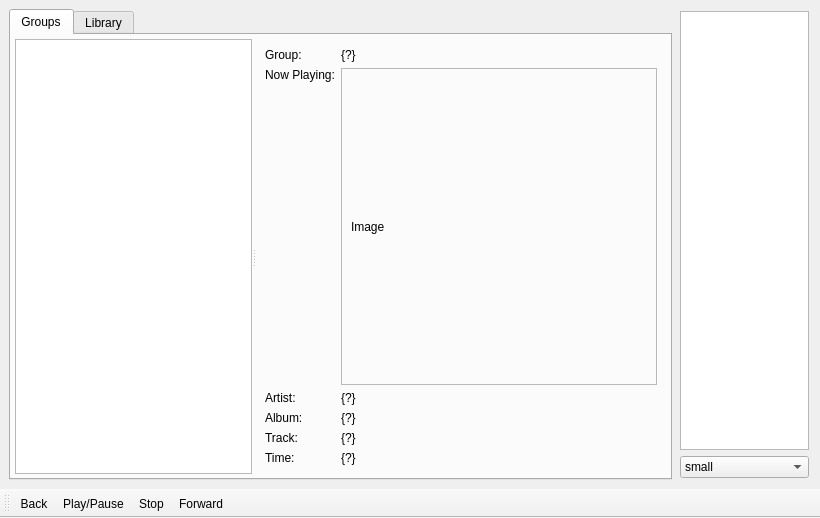
First picture: the form in main_interface.ui, repository aglavic/sonos_library_browser, before the edit.
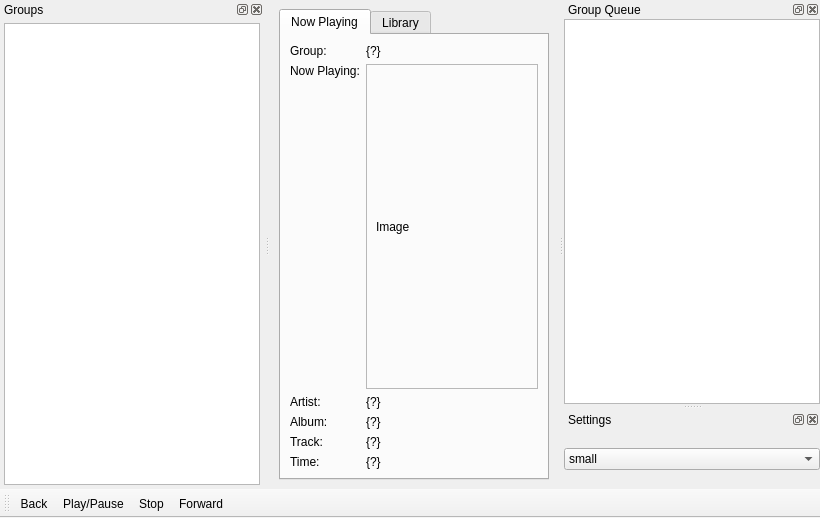
Second picture: the form after the edit. Custom widgets are drawn as their Qt base class.

Commit message: Improvement of album display

```diff
--- a/main_interface.ui
+++ b/main_interface.ui
@@ -28,35 +28,10 @@
       </property>
       <widget class="QWidget" name="tab">
        <attribute name="title">
-        <string>Groups</string>
+        <string>Now Playing</string>
        </attribute>
-       <layout class="QVBoxLayout" name="verticalLayout_4">
+       <layout class="QHBoxLayout" name="horizontalLayout_2">
         <property name="leftMargin">
-         <number>4</number>
-        </property>
-        <property name="topMargin">
-         <number>4</number>
-        </property>
-        <property name="rightMargin">
-         <number>4</number>
-        </property>
-        <property name="bottomMargin">
-         <number>4</number>
-        </property>
-        <item>
-         <widget class="QSplitter" name="splitter">
-          <property name="orientation">
-           <enum>Qt::Horizontal</enum>
-          </property>
-          <widget class="QWidget" name="widget" native="true">
-           <property name="sizePolicy">
-            <sizepolicy hsizetype="Preferred" vsizetype="Preferred">
-             <horstretch>1</horstretch>
-             <verstretch>0</verstretch>
-            </sizepolicy>
-           </property>
-           <layout class="QVBoxLayout" name="verticalLayout_2">
-            <property name="leftMargin">
              <number>0</number>
             </property>
             <property name="topMargin">
@@ -69,14 +44,6 @@
              <number>0</number>
             </property>
             <item>
-             <widget class="QListWidget" name="groupList">
-              <property name="selectionBehavior">
-               <enum>QAbstractItemView::SelectItems</enum>
-              </property>
-             </widget>
-            </item>
-           </layout>
-          </widget>
           <widget class="QFrame" name="frame_2">
            <property name="sizePolicy">
             <sizepolicy hsizetype="Preferred" vsizetype="Preferred">
@@ -258,7 +225,6 @@
             </item>
            </layout>
           </widget>
-         </widget>
         </item>
        </layout>
       </widget>
@@ -296,65 +262,6 @@
       </widget>
      </widget>
     </item>
-    <item>
-     <widget class="QWidget" name="widget_2" native="true">
-      <property name="sizePolicy">
-       <sizepolicy hsizetype="Expanding" vsizetype="Expanding">
-        <horstretch>1</horstretch>
-        <verstretch>0</verstretch>
-       </sizepolicy>
-      </property>
-      <layout class="QVBoxLayout" name="verticalLayout">
-       <property name="leftMargin">
-        <number>2</number>
-       </property>
-       <property name="topMargin">
-        <number>2</number>
-       </property>
-       <property name="rightMargin">
-        <number>2</number>
-       </property>
-       <property name="bottomMargin">
-        <number>2</number>
-       </property>
-       <item>
-        <widget class="QListWidget" name="groupQueueList">
-         <property name="sizePolicy">
-          <sizepolicy hsizetype="Expanding" vsizetype="Expanding">
-           <horstretch>1</horstretch>
-           <verstretch>0</verstretch>
-          </sizepolicy>
-         </property>
-         <property name="selectionMode">
-          <enum>QAbstractItemView::SingleSelection</enum>
-         </property>
-         <property name="selectionBehavior">
-          <enum>QAbstractItemView::SelectItems</enum>
-         </property>
-        </widget>
-       </item>
-       <item>
-        <widget class="QComboBox" name="iconSizeBox">
-         <item>
-          <property name="text">
-           <string>small</string>
-          </property>
-         </item>
-         <item>
-          <property name="text">
-           <string>medium</string>
-          </property>
-         </item>
-         <item>
-          <property name="text">
-           <string>large</string>
-          </property>
-         </item>
-        </widget>
-       </item>
-      </layout>
-     </widget>
-    </item>
    </layout>
   </widget>
   <widget class="QMenuBar" name="menubar">
@@ -382,6 +289,120 @@
    <addaction name="actionStop"/>
    <addaction name="actionForward"/>
   </widget>
+  <widget class="QDockWidget" name="groupsDock">
+   <property name="windowTitle">
+    <string>Groups</string>
+   </property>
+   <attribute name="dockWidgetArea">
+    <number>1</number>
+   </attribute>
+   <widget class="QWidget" name="dockWidgetContents">
+    <layout class="QVBoxLayout" name="verticalLayout_6">
+     <property name="leftMargin">
+      <number>4</number>
+     </property>
+     <property name="topMargin">
+      <number>4</number>
+     </property>
+     <property name="rightMargin">
+      <number>4</number>
+     </property>
+     <property name="bottomMargin">
+      <number>4</number>
+     </property>
+     <item>
+      <widget class="QListWidget" name="groupList">
+       <property name="selectionBehavior">
+        <enum>QAbstractItemView::SelectItems</enum>
+       </property>
+      </widget>
+     </item>
+    </layout>
+   </widget>
+  </widget>
+  <widget class="QDockWidget" name="queueDock">
+   <property name="windowTitle">
+    <string>Group Queue</string>
+   </property>
+   <attribute name="dockWidgetArea">
+    <number>2</number>
+   </attribute>
+   <widget class="QWidget" name="dockWidgetContents_2">
+    <layout class="QVBoxLayout" name="verticalLayout">
+     <property name="leftMargin">
+      <number>0</number>
+     </property>
+     <property name="topMargin">
+      <number>0</number>
+     </property>
+     <property name="rightMargin">
+      <number>0</number>
+     </property>
+     <property name="bottomMargin">
+      <number>0</number>
+     </property>
+     <item>
+      <widget class="QListWidget" name="groupQueueList">
+       <property name="sizePolicy">
+        <sizepolicy hsizetype="Expanding" vsizetype="Expanding">
+         <horstretch>1</horstretch>
+         <verstretch>0</verstretch>
+        </sizepolicy>
+       </property>
+       <property name="selectionMode">
+        <enum>QAbstractItemView::SingleSelection</enum>
+       </property>
+       <property name="selectionBehavior">
+        <enum>QAbstractItemView::SelectItems</enum>
+       </property>
+      </widget>
+     </item>
+    </layout>
+   </widget>
+  </widget>
+  <widget class="QDockWidget" name="settingsDock">
+   <property name="windowTitle">
+    <string>Settings</string>
+   </property>
+   <attribute name="dockWidgetArea">
+    <number>2</number>
+   </attribute>
+   <widget class="QWidget" name="dockWidgetContents_3">
+    <layout class="QVBoxLayout" name="verticalLayout_2">
+     <property name="leftMargin">
+      <number>0</number>
+     </property>
+     <property name="topMargin">
+      <number>0</number>
+     </property>
+     <property name="rightMargin">
+      <number>0</number>
+     </property>
+     <property name="bottomMargin">
+      <number>0</number>
+     </property>
+     <item>
+      <widget class="QComboBox" name="iconSizeBox">
+       <item>
+        <property name="text">
+         <string>small</string>
+        </property>
+       </item>
+       <item>
+        <property name="text">
+         <string>medium</string>
+        </property>
+       </item>
+       <item>
+        <property name="text">
+         <string>large</string>
+        </property>
+       </item>
+      </widget>
+     </item>
+    </layout>
+   </widget>
+  </widget>
   <action name="actionBack">
    <property name="text">
     <string>Back</string>
```
Left out of the diff: 32 changed lines with no effect on the pictures. Lines whose indentation alone changed are shown as unchanged. The commit also changes 2 other files.
